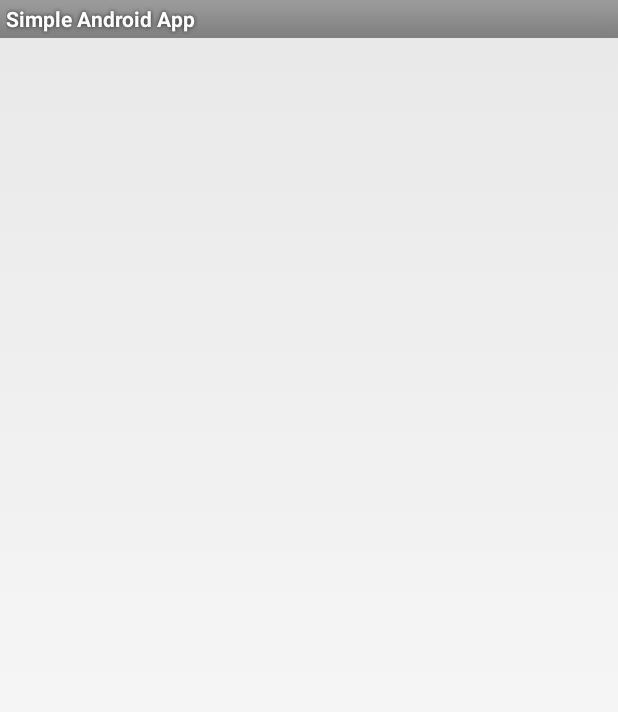
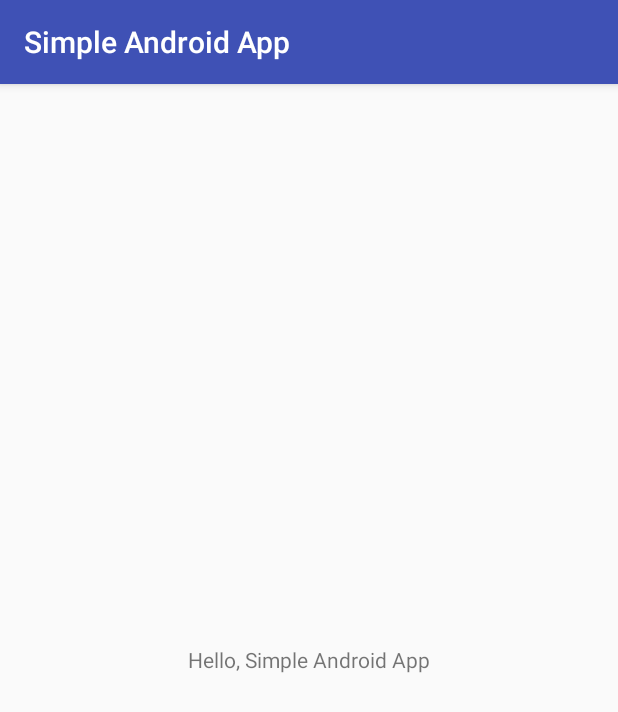
Before and after one commit to bc-lee/bazel-mobile-journey, an Android app: the screen it shows after launch (MainActivity), on a phone screen of 412 x 824 dp. Shown: the top 712 px of the screen. Run offline under Robolectric (Android 15) with nearby library versions, the phone set to English and light mode, and no system bars.

Commit message:
Fix the styles.xml file of the sample using AppCompat to ensure it works

```diff
--- a/android/app_with_dependencies/src/main/res/values/styles.xml
+++ b/android/app_with_dependencies/src/main/res/values/styles.xml
@@ -1,6 +1,10 @@
 <?xml version="1.0" encoding="utf-8"?>
 <resources>
-    <style name="AppTheme" parent="android:Theme.Light">
-        <!-- Any customizations for your app running on pre-3.0 devices here -->
+    <!-- Base application theme. -->
+    <style name="AppTheme" parent="Theme.AppCompat.Light.DarkActionBar">
+        <!-- Customize your theme here -->
+        <item name="colorPrimary">#3F51B5</item>
+        <item name="colorPrimaryDark">#303F9F</item>
+        <item name="colorAccent">#FF4081</item>
     </style>
 </resources>
```
